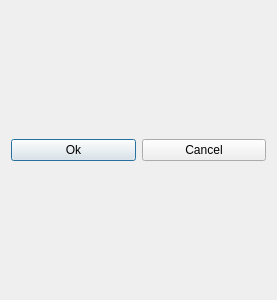
Before: the Qt Designer form Lab2_GUI/WidgetDialog.ui in Cvelth/Comp_Simulation_Projects, drawn with Qt 5.
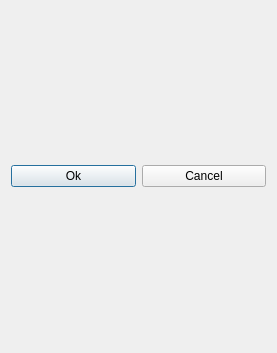
After: the same form once the commit is applied.

Patch:
```diff
--- a/Lab2_GUI/WidgetDialog.ui
+++ b/Lab2_GUI/WidgetDialog.ui
@@ -10,7 +10,7 @@
     <x>0</x>
     <y>0</y>
     <width>277</width>
-    <height>300</height>
+    <height>353</height>
    </rect>
   </property>
   <property name="windowTitle">
```
